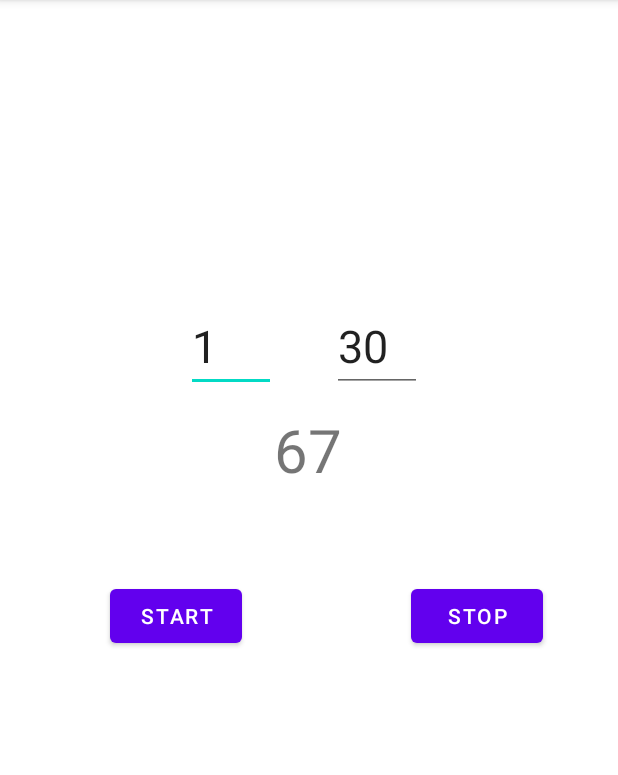
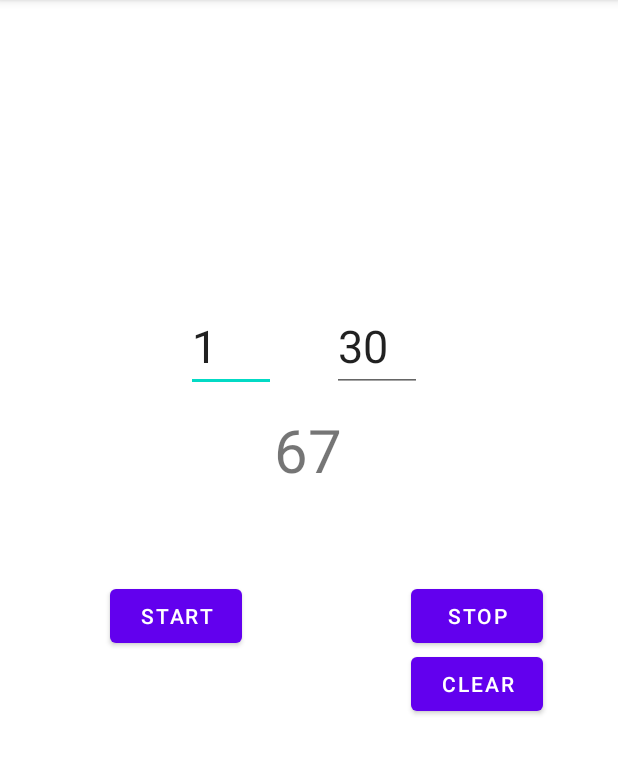
Before and after one commit to raczkowskir/MoveUp30, an Android app: the screen it shows after launch (MainActivity), after a tap on "STOP", on a phone screen of 412 x 824 dp, the part 84-859 px from its top. Run offline under Robolectric (Android 15) with nearby library versions, the phone set to English and light mode, and no system bars; 1 other tap on this screen came first.

Commit message:
2. Done MOV-15

```diff
--- a/app/src/main/java/com/yahoo/raczkowskir/moveup30/MainActivity.java
+++ b/app/src/main/java/com/yahoo/raczkowskir/moveup30/MainActivity.java
@@ -15,10 +15,10 @@ public class MainActivity extends AppCompatActivity {
     public int counter = 100;
     public int counterStartValue = 100;
 
-    Button buttonStart, buttonStop;
+    Button buttonStart, buttonStop, buttonClear;
     TextView textView;
     EditText editTextMin, editTextSec;
-    Boolean isStopped;
+    Boolean isStopped, isCleared;
     boolean isFirstStart = true;
 
     public void protectValue(EditText editText, int valueOfTiemr) {
@@ -51,6 +51,7 @@ public class MainActivity extends AppCompatActivity {
 
     public void manageTimer(TextView aTextView) {
         isStopped = false;
+        isCleared = false;
 
         String currentTimer = String.valueOf(textView.getText());
         counter = Integer.parseInt(currentTimer);
@@ -63,8 +64,13 @@ public class MainActivity extends AppCompatActivity {
                 }
                 else {
                     this.cancel();
-                    counter = Integer.parseInt(String.valueOf(aTextView.getText()));
-                    Log.d("counter", String.valueOf(counter));
+                    if (!isCleared) {
+                        counter = Integer.parseInt(String.valueOf(aTextView.getText()));
+                        Log.d("counter", String.valueOf(counter));
+                    } else {
+                        counter = Integer.parseInt(String.valueOf(0));
+                        Log.d("Raki", "Cleared");
+                    }
                 }
             }
             public  void onFinish(){
@@ -84,6 +90,7 @@ public class MainActivity extends AppCompatActivity {
         setContentView(R.layout.activity_main);
         buttonStart = findViewById(R.id.buttonStart);
         buttonStop = findViewById(R.id.buttonStop);
+        buttonClear = findViewById(R.id.buttonClear);
 
         textView = findViewById(R.id.textViewTimer);
         editTextSec = findViewById(R.id.editTextSec);
@@ -98,5 +105,14 @@ public class MainActivity extends AppCompatActivity {
         });
 
         buttonStop.setOnClickListener(v -> isStopped = true);
+
+        buttonClear.setOnClickListener(v -> {
+            isFirstStart = true;
+            protectValue(editTextSec, 60);
+            protectValue(editTextMin, 99);
+            getTimer(editTextMin, editTextSec, textView);
+            isStopped = true;
+            isCleared = true;
+        });
     }
 }
--- a/app/src/main/res/layout/activity_main.xml
+++ b/app/src/main/res/layout/activity_main.xml
@@ -43,6 +43,18 @@
         app:layout_constraintTop_toTopOf="parent"
         app:layout_constraintVertical_bias="0.537" />
 
+    <Button
+        android:id="@+id/buttonClear"
+        android:layout_width="wrap_content"
+        android:layout_height="wrap_content"
+        android:text="CLEAR"
+        app:layout_constraintBottom_toBottomOf="parent"
+        app:layout_constraintHorizontal_bias="0.845"
+        app:layout_constraintLeft_toLeftOf="parent"
+        app:layout_constraintRight_toRightOf="parent"
+        app:layout_constraintTop_toTopOf="parent"
+        app:layout_constraintVertical_bias="0.600" />
+
     <EditText
         android:id="@+id/editTextMin"
         android:layout_width="60dp"
```
